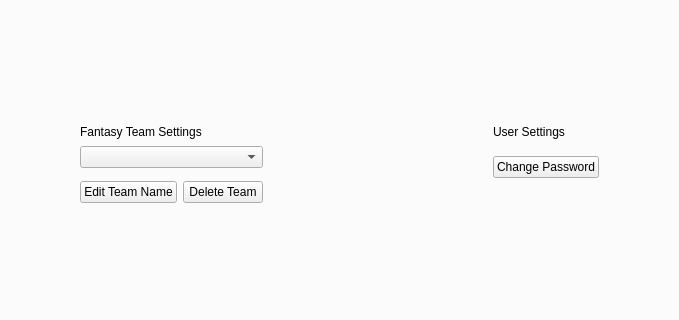
First picture: the form in client/ui_xml/another_window_widget.ui, repository shubhpatel18/cs440, before the edit; both pictures show x 264 to 943 and y 200 to 520 of the 1206 by 738 pixel window.
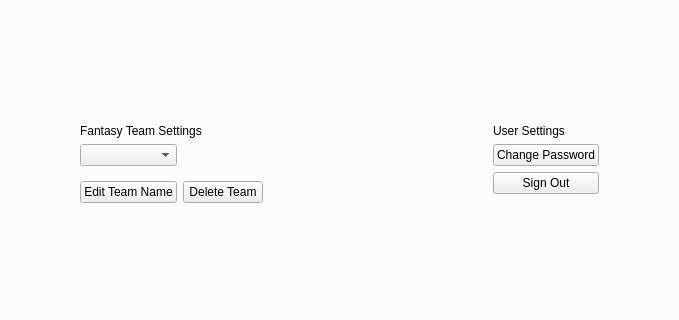
Second picture: the form after the edit. The open tabs and pages were chosen to show the change. Icons and pictures are not drawn.

Commit message: added sign out

Diff of the .ui file:
```diff
--- a/client/ui_xml/another_window_widget.ui
+++ b/client/ui_xml/another_window_widget.ui
@@ -906,10 +906,10 @@
           </property>
          </spacer>
         </item>
-        <item row="2" column="1" colspan="2">
+        <item row="2" column="1">
          <widget class="QComboBox" name="profile_fantasy_team_dropdown"/>
         </item>
-        <item row="2" column="5" rowspan="2">
+        <item row="2" column="5">
          <widget class="QPushButton" name="pushButton">
           <property name="text">
            <string>Change Password</string>
@@ -930,6 +930,13 @@
           </property>
          </widget>
         </item>
+        <item row="3" column="5">
+         <widget class="QPushButton" name="signout">
+          <property name="text">
+           <string>Sign Out</string>
+          </property>
+         </widget>
+        </item>
         <item row="4" column="4" rowspan="3">
          <spacer name="verticalSpacer">
           <property name="orientation">
```
Left out of the diff: 2 changed lines with no effect on the pictures. The commit also changes 2 other files.
